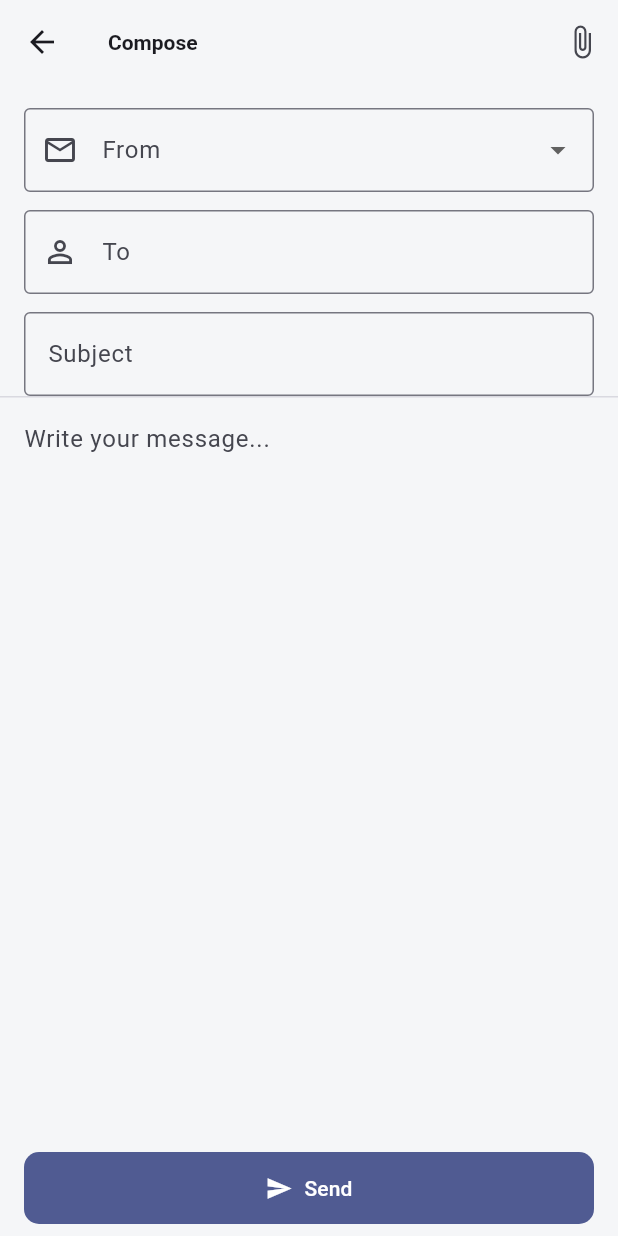
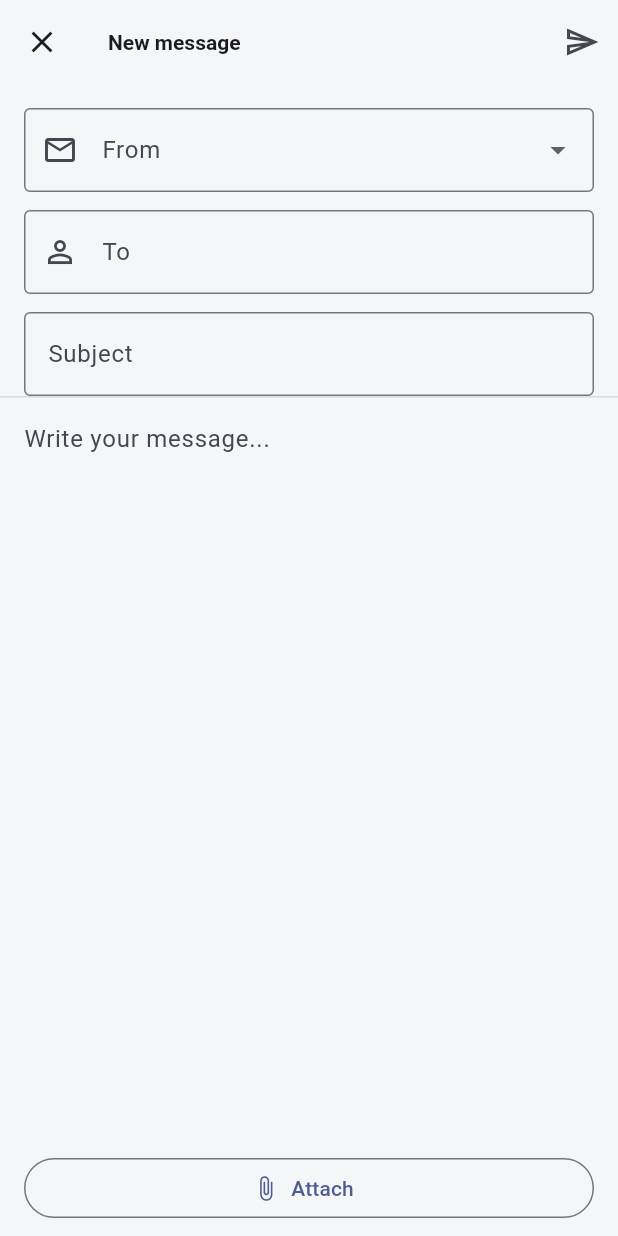
Before and after one commit to nisaturk/mail-client, a Flutter app: the ComposeScreen screen opened directly, on a phone screen of 412 x 824 dp. Run offline on Flutter 3.47's test engine with Material 3 defaults, Android fonts, the phone set to English and light mode, and no system bars; our stand-ins replace dio, file_picker, flutter_riverpod, flutter_secure_storage, webview_flutter; accounts and stored records are empty.

Commit message:
Redesign compose screen, fix dropdown overflow on narrow screens

```diff
--- a/lib/presentation/screens/compose_screen.dart
+++ b/lib/presentation/screens/compose_screen.dart
@@ -6,16 +6,16 @@ import '../../models/mail_account.dart';
 import '../../state/mail_accounts_provider.dart';
 
 class ComposeScreen extends ConsumerStatefulWidget {
-  final String? initialTo;
-  final String? initialSubject;
-  final String? initialBody;
-
   const ComposeScreen({
     super.key,
     this.initialTo,
     this.initialSubject,
     this.initialBody,
   });
+
+  final String? initialTo;
+  final String? initialSubject;
+  final String? initialBody;
 
   @override
   ConsumerState<ComposeScreen> createState() => _ComposeScreenState();
@@ -46,8 +46,16 @@ class _ComposeScreenState extends ConsumerState<ComposeScreen> {
     super.dispose();
   }
 
+  String get _title {
+    final String s = widget.initialSubject ?? '';
+    if (s.startsWith('Re:')) return 'Reply';
+    if (s.startsWith('Fwd:')) return 'Forward';
+    return 'New message';
+  }
+
   @override
   Widget build(BuildContext context) {
+    final ColorScheme scheme = Theme.of(context).colorScheme;
     final accountsState = ref.watch(mailAccountsProvider);
     final activeAccounts =
         accountsState.accounts.where((a) => a.isActive).toList();
@@ -58,12 +66,30 @@ class _ComposeScreenState extends ConsumerState<ComposeScreen> {
 
     return Scaffold(
       appBar: AppBar(
-        title: const Text('Compose'),
+        leading: IconButton(
+          icon: const Icon(Icons.close),
+          tooltip: 'Cancel',
+          onPressed: () => Navigator.pop(context),
+        ),
+        title: Text(_title),
         actions: [
-          IconButton(
-            onPressed: _sending ? null : _pickAttachment,
-            icon: const Icon(Icons.attach_file),
-          ),
+          if (_sending)
+            const Padding(
+              padding: EdgeInsets.symmetric(horizontal: 16),
+              child: Center(
+                child: SizedBox(
+                  width: 18,
+                  height: 18,
+                  child: CircularProgressIndicator(strokeWidth: 2),
+                ),
+              ),
+            )
+          else
+            IconButton(
+              icon: const Icon(Icons.send_outlined),
+              tooltip: 'Send',
+              onPressed: _send,
+            ),
         ],
       ),
       body: Form(
@@ -73,6 +99,7 @@ class _ComposeScreenState extends ConsumerState<ComposeScreen> {
             Padding(
               padding: const EdgeInsets.fromLTRB(16, 16, 16, 0),
               child: DropdownButtonFormField<MailAccount>(
+                isExpanded: true,
                 initialValue: _selectedAccount,
                 decoration: const InputDecoration(
                   labelText: 'From',
@@ -82,7 +109,10 @@ class _ComposeScreenState extends ConsumerState<ComposeScreen> {
                 items: activeAccounts
                     .map((a) => DropdownMenuItem(
                           value: a,
-                          child: Text(a.emailAddress),
+                          child: Text(
+                            a.emailAddress,
+                            overflow: TextOverflow.ellipsis,
+                          ),
                         ))
                     .toList(),
                 onChanged: (v) => setState(() => _selectedAccount = v),
@@ -115,27 +145,41 @@ class _ComposeScreenState extends ConsumerState<ComposeScreen> {
               ),
             ),
             if (_attachments.isNotEmpty)
-              SizedBox(
-                height: 56,
-                child: ListView.separated(
-                  scrollDirection: Axis.horizontal,
-                  padding:
-                      const EdgeInsets.symmetric(horizontal: 16, vertical: 8),
-                  itemCount: _attachments.length,
-                  separatorBuilder: (_, _) => const SizedBox(width: 8),
-                  itemBuilder: (context, index) {
-                    final f = _attachments[index];
-                    return Chip(
-                      avatar: const Icon(Icons.description, size: 18),
-                      label: Text(
-                        p.basename(f.path),
-                        style: const TextStyle(fontSize: 12),
+              Padding(
+                padding: const EdgeInsets.fromLTRB(16, 8, 8, 0),
+                child: Column(
+                  children: [
+                    for (final (index, f) in _attachments.indexed)
+                      Padding(
+                        padding: const EdgeInsets.only(bottom: 6),
+                        child: Row(
+                          children: [
+                            Icon(
+                              Icons.insert_drive_file_outlined,
+                              size: 18,
+                              color: scheme.onSurfaceVariant,
+                            ),
+                            const SizedBox(width: 8),
+                            Expanded(
+                              child: Text(
+                                p.basename(f.path),
+                                style: Theme.of(context).textTheme.bodySmall,
+                                maxLines: 1,
+                                overflow: TextOverflow.ellipsis,
+                              ),
+                            ),
+                            IconButton(
+                              icon: const Icon(Icons.close, size: 16),
+                              visualDensity: VisualDensity.compact,
+                              tooltip: 'Remove attachment',
+                              onPressed: () => setState(
+                                () => _attachments.removeAt(index),
+                              ),
+                            ),
+                          ],
+                        ),
                       ),
-                      deleteIcon: const Icon(Icons.close, size: 16),
-                      onDeleted: () =>
-                          setState(() => _attachments.removeAt(index)),
-                    );
-                  },
+                  ],
                 ),
               ),
             const Divider(height: 1),
@@ -157,24 +201,17 @@ class _ComposeScreenState extends ConsumerState<ComposeScreen> {
       ),
       bottomNavigationBar: SafeArea(
         child: Padding(
-          padding: const EdgeInsets.symmetric(horizontal: 16, vertical: 8),
-          child: SizedBox(
-            width: double.infinity,
-            height: 48,
-            child: FilledButton.icon(
-              onPressed: _sending ? null : _send,
-              icon: _sending
-                  ? const SizedBox(
-                      width: 18,
-                      height: 18,
-                      child: CircularProgressIndicator(
-                        strokeWidth: 2,
-                        color: Colors.white,
-                      ),
-                    )
-                  : const Icon(Icons.send),
-              label: Text(_sending ? 'Sending...' : 'Send'),
-            ),
+          padding: const EdgeInsets.fromLTRB(16, 8, 16, 8),
+          child: Row(
+            children: [
+              Expanded(
+                child: OutlinedButton.icon(
+                  onPressed: _sending ? null : _pickAttachment,
+                  icon: const Icon(Icons.attach_file, size: 18),
+                  label: const Text('Attach'),
+                ),
+              ),
+            ],
           ),
         ),
       ),
```
